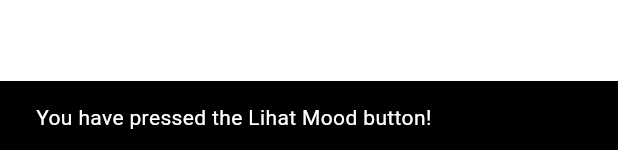
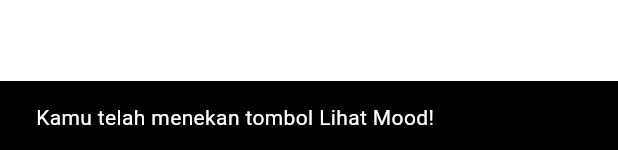
Before and after one commit to mansizsultan/mental-health-tracker-mobile, a Flutter app: the LeftDrawer widget shown alone on an empty page, opened directly, after a tap on "Halaman Utama", after a tap on "Lihat Mood", on a phone screen of 412 x 824 dp. Shown: the part 1083-1233 px from the top of the screen. Run offline on Flutter 3.47's test engine with Material 3 defaults, Android fonts, the phone set to English and light mode, and no system bars.

Commit message:
FINISH tutorial 7

```diff
--- a/lib/widgets/left_drawer.dart
+++ b/lib/widgets/left_drawer.dart
@@ -31,10 +31,10 @@ class LeftDrawer extends StatelessWidget {
                   textAlign: TextAlign.center,
                   style: TextStyle(
                     fontSize: 15,
+                    fontWeight: FontWeight.normal,
                     color: Colors.white,
-                    fontWeight: FontWeight.normal,
                   ),
-                )
+                ),
               ],
             ),
           ),
@@ -56,10 +56,10 @@ class LeftDrawer extends StatelessWidget {
             // Bagian redirection ke MoodEntryFormPage
             onTap: () {
               Navigator.pushReplacement(
-                context,
-                MaterialPageRoute(
-                  builder: (context) => MoodEntryFormPage(),
-              ));
+                  context,
+                  MaterialPageRoute(
+                    builder: (context) => MoodEntryFormPage(),
+                  ));
             },
           ),
         ],
--- a/lib/widgets/mood_card.dart
+++ b/lib/widgets/mood_card.dart
@@ -9,6 +9,8 @@ class ItemHomepage {
 }
 
 class ItemCard extends StatelessWidget {
+  // Menampilkan kartu dengan ikon dan nama.
+
   final ItemHomepage item;
 
   const ItemCard(this.item, {super.key});
@@ -16,35 +18,33 @@ class ItemCard extends StatelessWidget {
   @override
   Widget build(BuildContext context) {
     return Material(
+      // Menentukan warna latar belakang dari tema aplikasi.
       color: Theme.of(context).colorScheme.secondary,
+      // Membuat sudut kartu melengkung.
       borderRadius: BorderRadius.circular(12),
+
       child: InkWell(
-        // Area responsif terhadap sentuhan
+        // Aksi ketika kartu ditekan.
         onTap: () {
-          // Memunculkan SnackBar ketika diklik
+          // Menampilkan pesan SnackBar saat kartu ditekan.
           ScaffoldMessenger.of(context)
             ..hideCurrentSnackBar()
             ..showSnackBar(SnackBar(
-                content: Text("You have pressed the ${item.name} button!")));
-
+                content: Text("Kamu telah menekan tombol ${item.name}!")));
           // Navigate ke route yang sesuai (tergantung jenis tombol)
-          if (item.name == "Add Mood") {
+          if (item.name == "Tambah Mood") {
             Navigator.push(
-              context,
-              MaterialPageRoute(
-                builder: (context) => const MoodEntryFormPage(),
-              ),
-            );
-          } else if (item.name == "View Mood") {
-
-          } else if (item.name == "Logout") {
-
+                context,
+                MaterialPageRoute(
+                    builder: (context) => const MoodEntryFormPage()));
           }
         },
+        // Container untuk menyimpan Icon dan Text
         child: Container(
           padding: const EdgeInsets.all(8),
           child: Center(
             child: Column(
+              // Menyusun ikon dan teks di tengah kartu.
               mainAxisAlignment: MainAxisAlignment.center,
               children: [
                 Icon(
```
